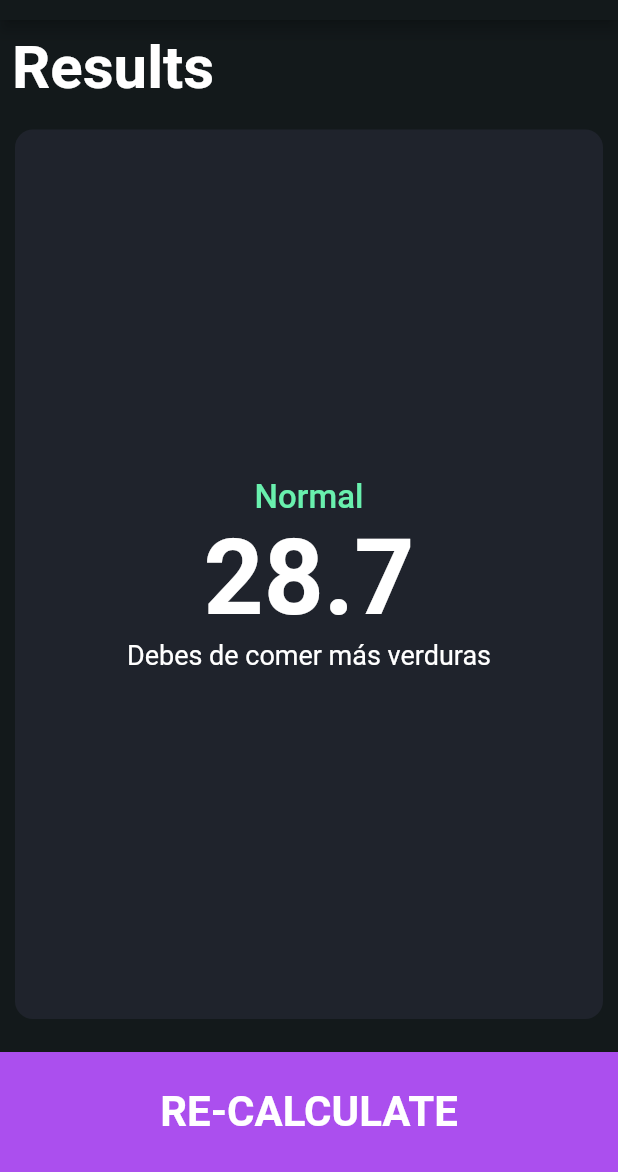
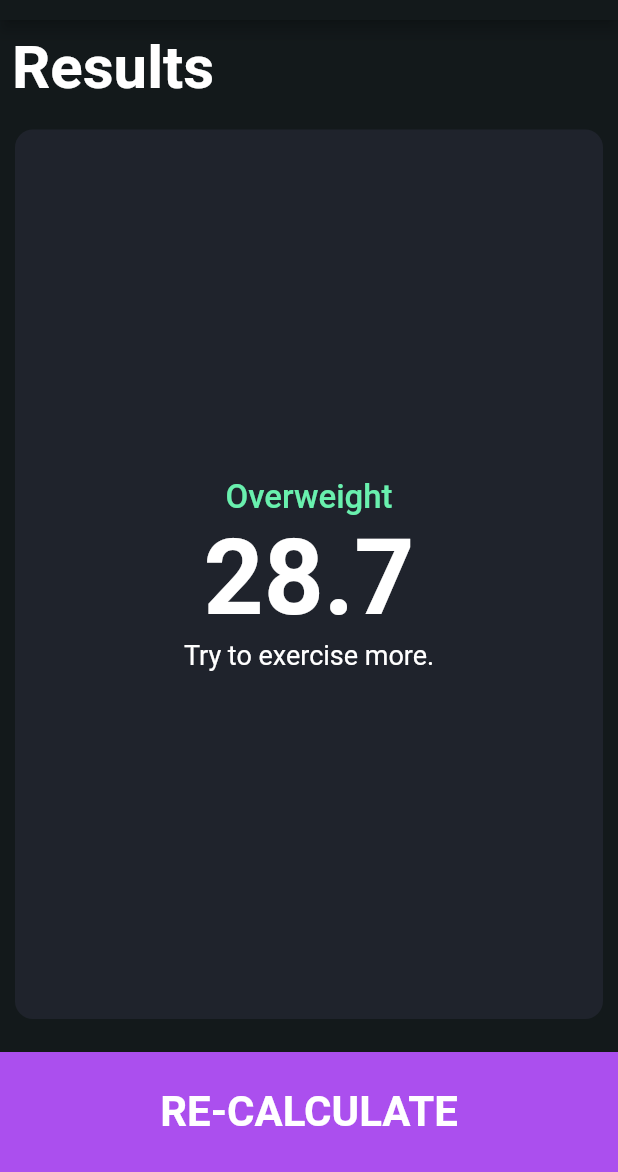
Before and after one commit to eeBarrionuevo/flutter_codigo5_bmi, a Flutter app: the screen it shows after launch, after a tap on "CALCULATE", on a phone screen of 412 x 824 dp, the part 64-1236 px from its top. Run offline on Flutter 3.47's test engine with Material 2 defaults, Android fonts, the phone set to English and light mode, and no system bars; our stand-ins replace font_awesome_flutter.

Commit message:
BMI Brain 4

```diff
--- a/lib/bmi_brain.dart
+++ b/lib/bmi_brain.dart
@@ -18,5 +18,33 @@ class BMIBrain {
     return bmi;
   }
 
+  //
+  //Overweight >= 25
+  //Normal < 25 y > 18
+  //Underweight <= 18
+
+  String getResult(){
+    if(calculateBMI() >= 25){
+      return "Overweight";
+    }else if(calculateBMI() > 18){
+      return "Normal";
+    }else{
+      return "Underweight";
+    }
+  }
+
+  //Overweight -> Try to excercise more.
+  //Normal -> You have a normal body, good job.
+  //Underweight -> ...
+
+  String getInterpretation(){
+    if(calculateBMI() >= 25){
+      return "Try to exercise more.";
+    }else if(calculateBMI() > 18){
+      return "You have a normal body, good job!";
+    }else{
+      return "You should eat a little more.";
+    }
+  }
 
 }
--- a/lib/pages/result_page.dart
+++ b/lib/pages/result_page.dart
@@ -46,7 +46,7 @@ class ResultPage extends StatelessWidget {
                 crossAxisAlignment: CrossAxisAlignment.stretch,
                 children: [
                   Text(
-                    "Normal",
+                    bmiBrain!.getResult(),
                     textAlign: TextAlign.center,
                     style: const TextStyle(
                       fontSize: 22.0,
@@ -63,7 +63,7 @@ class ResultPage extends StatelessWidget {
                     ),
                   ),
                   Text(
-                    "Debes de comer más verduras",
+                    bmiBrain!.getInterpretation(),
                     textAlign: TextAlign.center,
                     style: const TextStyle(
                       fontSize: 18.0,
```
